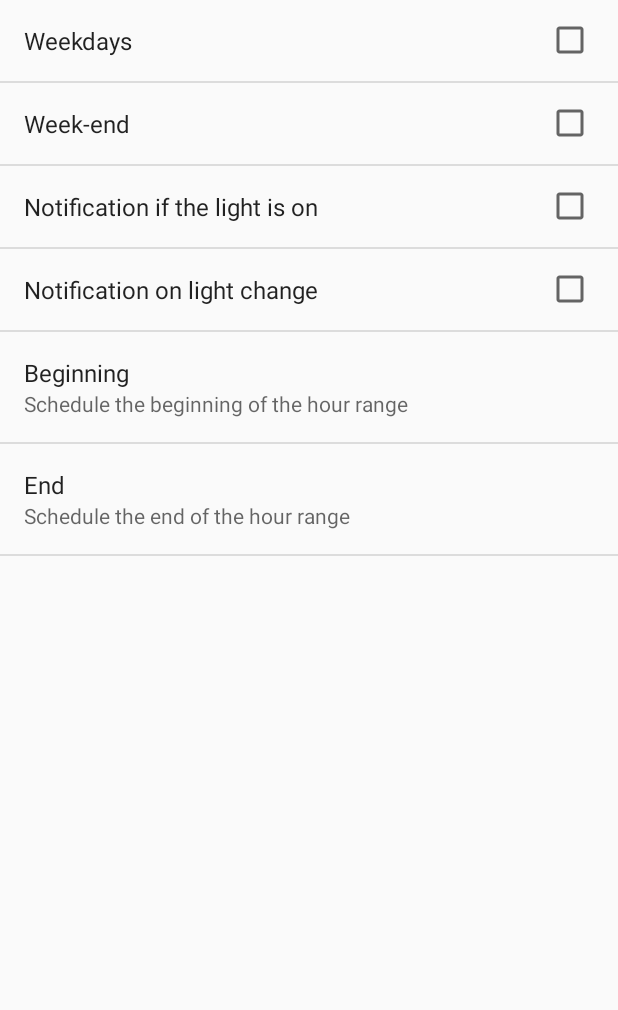
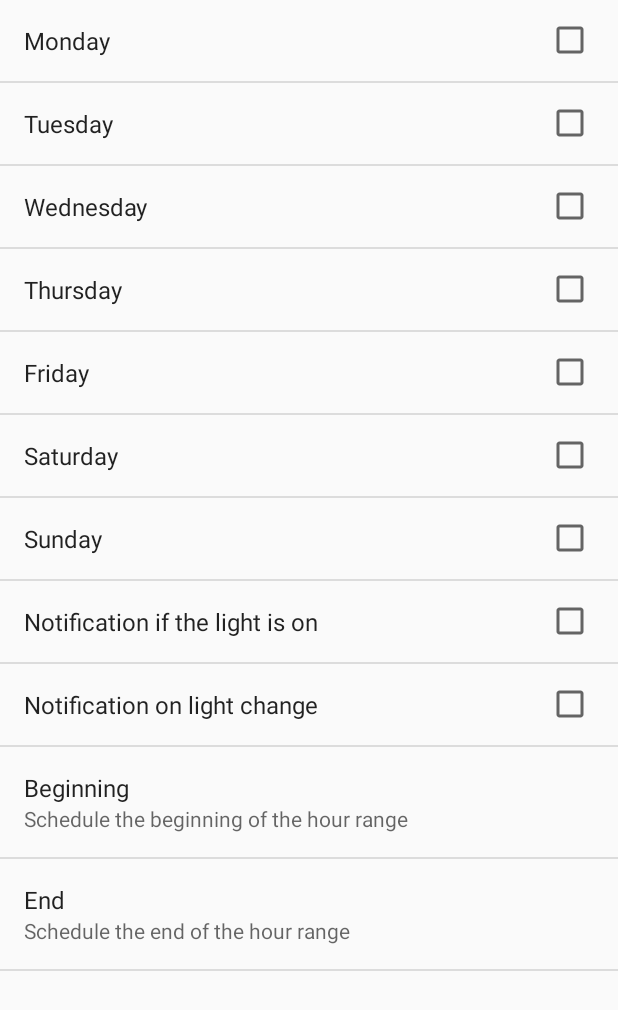
Before and after one commit to hornmartin/ProjetAMIO, an Android app: the Settings screen opened directly, with no data from a screen before it, after a tap on "Weekdays", on a phone screen of 412 x 824 dp. Shown: the top 1010 px of the screen. Run offline under Robolectric (Android 15) with nearby library versions, the phone set to English and light mode, and no system bars; 3 other taps on this screen came first.

```diff
--- a/app/src/main/res/xml/preferences.xml
+++ b/app/src/main/res/xml/preferences.xml
@@ -10,9 +10,19 @@
         android:key="onBoot"></CheckBoxPreference>
     <PreferenceScreen android:title="Weekdays"
         android:key="hours">
-        <CheckBoxPreference android:title="Weekdays"
+        <CheckBoxPreference android:title="Monday"
             android:key="weekdays"></CheckBoxPreference>
-        <CheckBoxPreference android:title="Week-end"
+        <CheckBoxPreference android:title="Tuesday"
+            android:key="weekend"></CheckBoxPreference>
+        <CheckBoxPreference android:title="Wednesday"
+            android:key="weekend"></CheckBoxPreference>
+        <CheckBoxPreference android:title="Thursday"
+            android:key="weekend"></CheckBoxPreference>
+        <CheckBoxPreference android:title="Friday"
+            android:key="weekend"></CheckBoxPreference>
+        <CheckBoxPreference android:title="Saturday"
+            android:key="weekend"></CheckBoxPreference>
+        <CheckBoxPreference android:title="Sunday"
             android:key="weekend"></CheckBoxPreference>
         <CheckBoxPreference android:title="Notification if the light is on"
             android:key="isOn"></CheckBoxPreference>
@@ -29,9 +39,19 @@
     </PreferenceScreen>
     <PreferenceScreen android:title="Week-end"
         android:key="hours">
-        <CheckBoxPreference android:title="Weekdays"
+        <CheckBoxPreference android:title="Monday"
             android:key="weekdays"></CheckBoxPreference>
-        <CheckBoxPreference android:title="Week-end"
+        <CheckBoxPreference android:title="Tuesday"
+            android:key="weekend"></CheckBoxPreference>
+        <CheckBoxPreference android:title="Wednesday"
+            android:key="weekend"></CheckBoxPreference>
+        <CheckBoxPreference android:title="Thursday"
+            android:key="weekend"></CheckBoxPreference>
+        <CheckBoxPreference android:title="Friday"
+            android:key="weekend"></CheckBoxPreference>
+        <CheckBoxPreference android:title="Saturday"
+            android:key="weekend"></CheckBoxPreference>
+        <CheckBoxPreference android:title="Sunday"
             android:key="weekend"></CheckBoxPreference>
         <CheckBoxPreference android:title="Notification if the light is on"
             android:key="isOn"></CheckBoxPreference>
@@ -48,9 +68,19 @@
     </PreferenceScreen>
     <PreferenceScreen android:title="Custom"
         android:key="hours">
-        <CheckBoxPreference android:title="Weekdays"
+        <CheckBoxPreference android:title="Monday"
             android:key="weekdays"></CheckBoxPreference>
-        <CheckBoxPreference android:title="Week-end"
+        <CheckBoxPreference android:title="Tuesday"
+            android:key="weekend"></CheckBoxPreference>
+        <CheckBoxPreference android:title="Wednesday"
+            android:key="weekend"></CheckBoxPreference>
+        <CheckBoxPreference android:title="Thursday"
+            android:key="weekend"></CheckBoxPreference>
+        <CheckBoxPreference android:title="Friday"
+            android:key="weekend"></CheckBoxPreference>
+        <CheckBoxPreference android:title="Saturday"
+            android:key="weekend"></CheckBoxPreference>
+        <CheckBoxPreference android:title="Sunday"
             android:key="weekend"></CheckBoxPreference>
         <CheckBoxPreference android:title="Notification if the light is on"
             android:key="isOn"></CheckBoxPreference>
```
Also changed, not shown: app/src/main/java/com/example/boixel/projetamio/MainActivity.java (+29 -16 lines).
